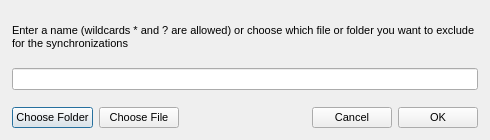
First picture: the form in src/MEGASync/gui/win/AddExclusionDialog.ui, repository meganz/MEGAsync, before the edit.
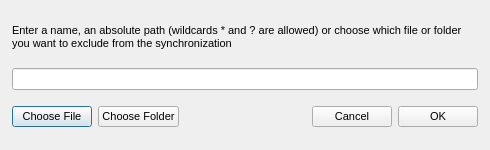
Second picture: the form after the edit.

The edit to the form file:
```diff
--- a/src/MEGASync/gui/win/AddExclusionDialog.ui
+++ b/src/MEGASync/gui/win/AddExclusionDialog.ui
@@ -7,19 +7,19 @@
     <x>0</x>
     <y>0</y>
     <width>490</width>
-    <height>140</height>
+    <height>150</height>
    </rect>
   </property>
   <property name="minimumSize">
    <size>
     <width>490</width>
-    <height>140</height>
+    <height>150</height>
    </size>
   </property>
   <property name="maximumSize">
    <size>
     <width>490</width>
-    <height>140</height>
+    <height>150</height>
    </size>
   </property>
   <property name="windowTitle">
@@ -42,7 +42,7 @@
     <number>12</number>
    </property>
    <property name="bottomMargin">
-    <number>0</number>
+    <number>12</number>
    </property>
    <item>
     <widget class="QLabel" name="label">
@@ -62,7 +62,7 @@
       <string notr="true">font-style: normal;</string>
      </property>
      <property name="text">
-      <string>Enter a name (wildcards * and ? are allowed) or choose which file or folder you want to exclude for the synchronizations </string>
+      <string>Enter a name, an absolute path (wildcards * and ? are allowed) or choose which file or folder you want to exclude from the synchronization</string>
      </property>
      <property name="wordWrap">
       <bool>true</bool>
@@ -87,19 +87,6 @@
       <property name="bottomMargin">
        <number>0</number>
       </property>
-      <item>
-       <widget class="QPushButton" name="bChoose">
-        <property name="minimumSize">
-         <size>
-          <width>0</width>
-          <height>16</height>
-         </size>
-        </property>
-        <property name="text">
-         <string>Choose Folder</string>
-        </property>
-       </widget>
-      </item>
       <item>
        <widget class="QPushButton" name="bChooseFile">
         <property name="minimumSize">
@@ -113,6 +100,19 @@
         </property>
        </widget>
       </item>
+      <item>
+       <widget class="QPushButton" name="bChoose">
+        <property name="minimumSize">
+         <size>
+          <width>0</width>
+          <height>16</height>
+         </size>
+        </property>
+        <property name="text">
+         <string>Choose Folder</string>
+        </property>
+       </widget>
+      </item>
       <item>
        <spacer name="horizontalSpacer">
         <property name="orientation">
```
